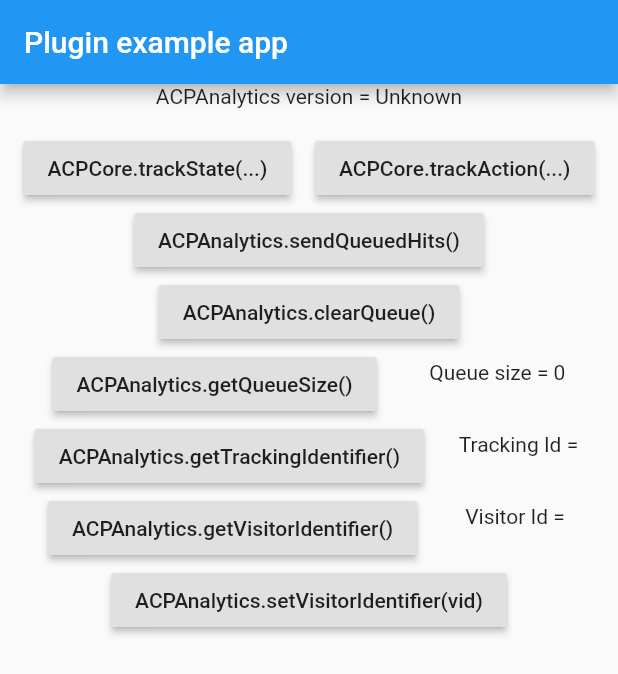
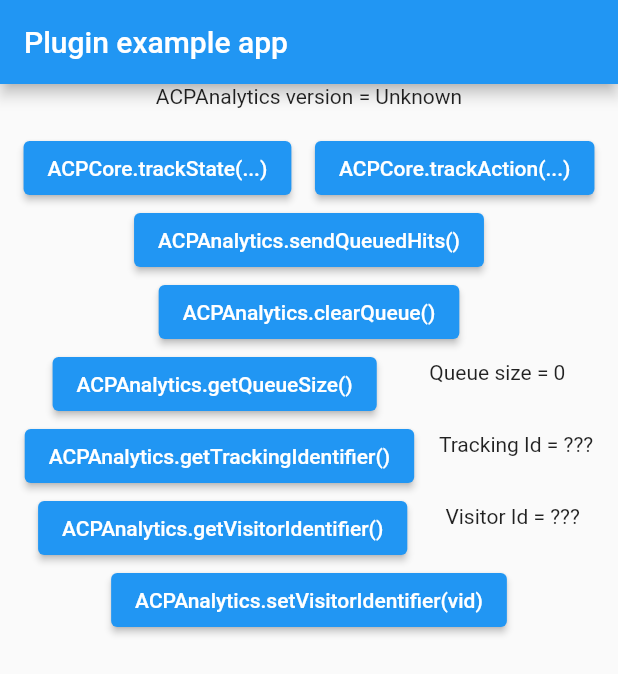
Before and after one commit to adobe/flutter_acpanalytics, a Flutter app: the screen it shows after launch, after a tap on "ACPAnalytics.sendQueuedHits()", on a phone screen of 412 x 824 dp. Shown: the top 674 px of the screen. Run offline on Flutter 3.47's test engine with Material 2 defaults, Android fonts, the phone set to English and light mode, and no system bars; missing offline and left inert: flutter_acpcore.

Commit message:
Migrate to Flutter 2 and Null-safety (#7)

```diff
--- a/example/lib/main.dart
+++ b/example/lib/main.dart
@@ -8,14 +8,13 @@ the License is distributed on an "AS IS" BASIS, WITHOUT WARRANTIES OR REPRESENTA
 OF ANY KIND, either express or implied. See the License for the specific language
 governing permissions and limitations under the License.
 */
+import 'dart:async';
 import 'dart:developer';
 
 import 'package:flutter/material.dart';
-import 'dart:async';
-
 import 'package:flutter/services.dart';
+import 'package:flutter_acpanalytics/flutter_acpanalytics.dart';
 import 'package:flutter_acpcore/flutter_acpcore.dart';
-import 'package:flutter_acpanalytics/flutter_acpanalytics.dart';
 
 void main() => runApp(MyApp());
 
@@ -41,7 +40,7 @@ class _MyAppState extends State<MyApp> {
 
   // Platform messages are asynchronous, so we initialize in an async method.
   Future<void> initPlatformState() async {
-    String platformVersion;
+    String platformVersion = '';
     // Platform messages may fail, so we use a try/catch PlatformException.
     try {
       platformVersion = await FlutterACPAnalytics.extensionVersion;
@@ -60,7 +59,7 @@ class _MyAppState extends State<MyApp> {
   }
 
   Future<void> getQueueSize() async {
-    int queueSize;
+    int queueSize = 0;
     try {
       queueSize = await FlutterACPAnalytics.queueSize;
     } on PlatformException {
@@ -75,9 +74,9 @@ class _MyAppState extends State<MyApp> {
   }
 
   Future<void> getTrackingIdentifier() async {
-    String trackingId;
+    String trackingId = '';
     try {
-      trackingId = await FlutterACPAnalytics.trackingIdentifier;
+      trackingId = await FlutterACPAnalytics.trackingIdentifier ?? '???';
     } on PlatformException {
       log("Failed to get the tracking identifier");
     }
@@ -89,9 +88,9 @@ class _MyAppState extends State<MyApp> {
   }
 
   Future<void> getVisitorIdentifier() async {
-    String visitorId;
+    String visitorId = '';
     try {
-      visitorId = await FlutterACPAnalytics.visitorIdentifier;
+      visitorId = await FlutterACPAnalytics.visitorIdentifier ?? '???';
     } on PlatformException {
       visitorId = "Failed to get the visitor identifier";
     }
@@ -115,29 +114,29 @@ class _MyAppState extends State<MyApp> {
             Row(
                 mainAxisAlignment: MainAxisAlignment.spaceEvenly,
                 children: <Widget>[
-                  RaisedButton(
+                  ElevatedButton(
                     child: Text("ACPCore.trackState(...)"),
                     onPressed: () => FlutterACPCore.trackState("myState",
                         data: {"key1": "value1"}),
                   ),
-                  RaisedButton(
+                  ElevatedButton(
                     child: Text("ACPCore.trackAction(...)"),
                     onPressed: () => FlutterACPCore.trackAction("myAction",
                         data: {"key1": "value1"}),
                   ),
                 ]),
-            RaisedButton(
+            ElevatedButton(
               child: Text("ACPAnalytics.sendQueuedHits()"),
               onPressed: () => FlutterACPAnalytics.sendQueuedHits(),
             ),
-            RaisedButton(
+            ElevatedButton(
               child: Text("ACPAnalytics.clearQueue()"),
               onPressed: () => FlutterACPAnalytics.clearQueue(),
             ),
             Row(
                 mainAxisAlignment: MainAxisAlignment.spaceEvenly,
                 children: <Widget>[
-                  RaisedButton(
+                  ElevatedButton(
                     child: Text("ACPAnalytics.getQueueSize()"),
                     onPressed: () => getQueueSize(),
                   ),
@@ -146,7 +145,7 @@ class _MyAppState extends State<MyApp> {
             Row(
                 mainAxisAlignment: MainAxisAlignment.spaceEvenly,
                 children: <Widget>[
-                  RaisedButton(
+                  ElevatedButton(
                     child: Text("ACPAnalytics.getTrackingIdentifier()"),
                     onPressed: () => getTrackingIdentifier(),
                   ),
@@ -155,13 +154,13 @@ class _MyAppState extends State<MyApp> {
             Row(
                 mainAxisAlignment: MainAxisAlignment.spaceEvenly,
                 children: <Widget>[
-                  RaisedButton(
+                  ElevatedButton(
                     child: Text("ACPAnalytics.getVisitorIdentifier()"),
                     onPressed: () => getVisitorIdentifier(),
                   ),
                   Text('Visitor Id = $_visitorId\n'),
                 ]),
-            RaisedButton(
+            ElevatedButton(
               child: Text("ACPAnalytics.setVisitorIdentifier(vid)"),
               onPressed: () => FlutterACPAnalytics.setVisitorIdentifier("vid"),
             ),
--- a/lib/flutter_acpanalytics.dart
+++ b/lib/flutter_acpanalytics.dart
@@ -19,41 +19,29 @@ class FlutterACPAnalytics {
       const MethodChannel('flutter_acpanalytics');
 
   /// Gets the current Analytics extension version.
-  static Future<String> get extensionVersion async {
-    final String version = await _channel.invokeMethod('extensionVersion');
-    return version;
-  }
+  static Future<String> get extensionVersion =>
+      _channel.invokeMethod('extensionVersion').then((value) => value!);
 
   /// Sends all queued hits to Analytics, regardless of the current hit batch settings.
-  static Future<void> sendQueuedHits() async {
-    await _channel.invokeMethod<void>('sendQueuedHits');
-  }
+  static Future<void> sendQueuedHits() =>
+      _channel.invokeMethod<void>('sendQueuedHits');
 
   /// Force delete, without sending to Analytics, all hits being stored or batched on the SDK.
-  static Future<void> clearQueue() async {
-    await _channel.invokeMethod<void>('clearQueue');
-  }
+  static Future<void> clearQueue() => _channel.invokeMethod<void>('clearQueue');
 
   /// Retrieves the total number of Analytics hits in the tracking queue.
-  static Future<int> get queueSize async {
-    final int size = await _channel.invokeMethod('getQueueSize');
-    return size;
-  }
+  static Future<int> get queueSize =>
+      _channel.invokeMethod('getQueueSize').then((value) => value ?? 0);
 
   /// Retrieves the Analytics tracking identifier that is generated for this app/device instance.
-  static Future<String> get trackingIdentifier async {
-    final String id = await _channel.invokeMethod('getTrackingIdentifier');
-    return id;
-  }
+  static Future<String?> get trackingIdentifier => _channel
+      .invokeMethod<String>('getTrackingIdentifier');
 
   /// Gets a custom Analytics visitor identifier.
-  static Future<String> get visitorIdentifier async {
-    final String vid = await _channel.invokeMethod('getVisitorIdentifier');
-    return vid;
-  }
+  static Future<String?> get visitorIdentifier => _channel
+      .invokeMethod<String>('getVisitorIdentifier');
 
   /// Sets a custom Analytics visitor identifier.
-  static Future<void> setVisitorIdentifier(String vid) async {
-    await _channel.invokeMethod<void>('setVisitorIdentifier', vid ?? "");
-  }
+  static Future<void> setVisitorIdentifier(String vid) =>
+      _channel.invokeMethod<void>('setVisitorIdentifier', vid);
 }
```
Also changed, not shown: example/pubspec.yaml (+8 -1 lines), pubspec.yaml (+11 -4 lines), example/pubspec.lock, pubspec.lock, 17 other files.
